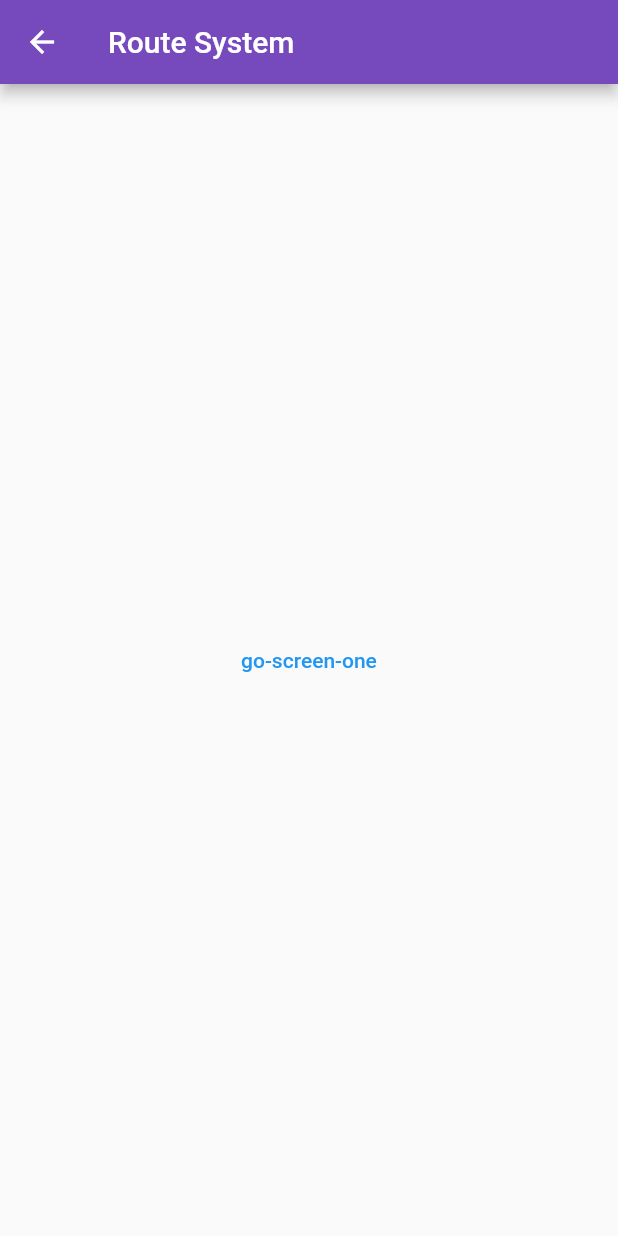
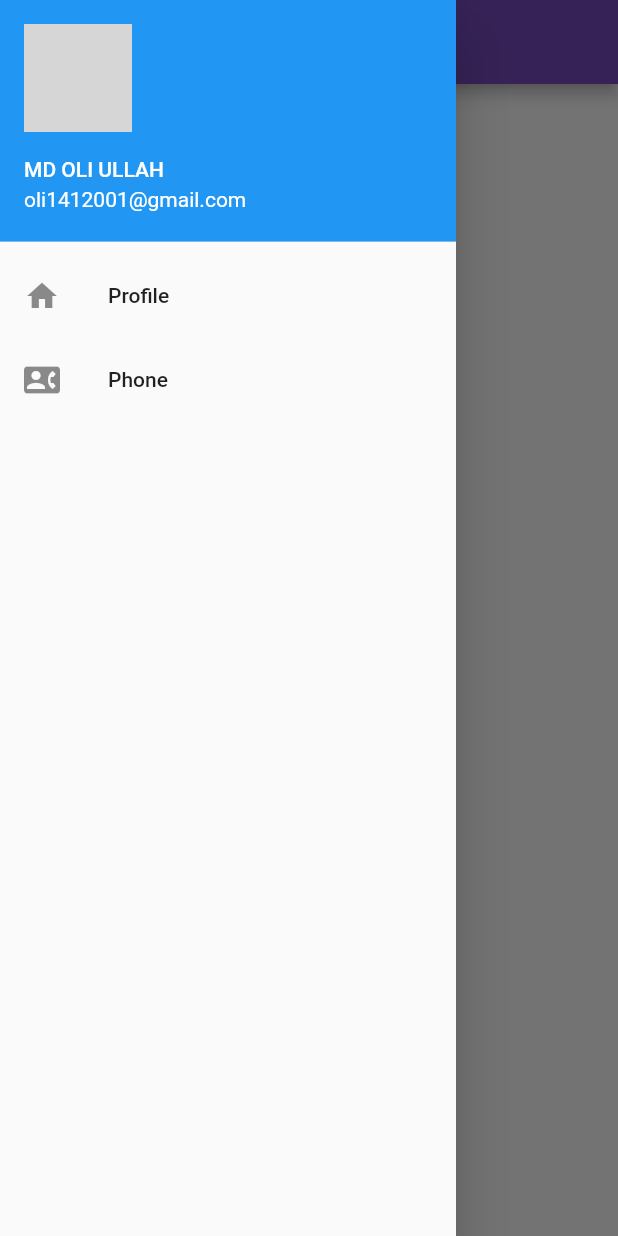
Before and after one commit to Taiyob/Flutter, a Flutter app: the ScreenOne screen opened directly, with the side drawer open (before the commit the screen has no drawer), on a phone screen of 412 x 824 dp. Run offline on Flutter 3.47's test engine with Material 2 defaults, Android fonts, the phone set to English and light mode, and no system bars; our stand-ins replace curved_navigation_bar, font_awesome_flutter, shared_preferences; accounts and stored records are empty; network calls fail; grey boxes are pictures that could not be loaded.

Commit message:
extra knowledge

```diff
--- a/lib/route/mainScreen.dart
+++ b/lib/route/mainScreen.dart
@@ -1,9 +1,11 @@
 import 'package:flutter/material.dart';
 import 'package:flutter_basics/route/screenOne.dart';
+import 'package:flutter_basics/route/screenThree.dart';
 import 'package:flutter_basics/route/screenTwo.dart';
 
 
 void main(){
+  print('main');
   runApp(ScreenApp());
 }
 
@@ -17,10 +19,11 @@ class ScreenApp extends StatelessWidget {
       theme: ThemeData(
         primarySwatch: Colors.blue,
       ),
-      initialRoute: ScreenTwo.id,
+      initialRoute: ScreenOne.id,
       routes: {
         ScreenOne.id:(context)=>ScreenOne(),
         ScreenTwo.id:(context)=>ScreenTwo(),
+        ScreenThree.id:(context)=>ScreenThree(),
       },
     );
   }
--- a/lib/route/screenOne.dart
+++ b/lib/route/screenOne.dart
@@ -1,4 +1,5 @@
 import 'package:flutter/material.dart';
+import 'package:flutter_basics/route/screenTwo.dart';
 
 class ScreenOne extends StatefulWidget {
   static const String id = 'screen_one';
@@ -9,20 +10,51 @@ class ScreenOne extends StatefulWidget {
 }
 
 class _ScreenOneState extends State<ScreenOne> {
+  var count = 0;
   @override
   Widget build(BuildContext context) {
+    print('counter: ${count++}');
     return Scaffold(
       appBar: AppBar(
-        title: Text('Route System'),
+        title: Text('Route System(screen-one)',style: TextStyle(fontFamily: 'Pacifico'),),
         backgroundColor: Color(0xff764abc),
+      ),
+      drawer: Drawer(
+        child: ListView(
+          children: [
+            const UserAccountsDrawerHeader(
+                currentAccountPicture: CircleAvatar(
+                  backgroundImage: NetworkImage('https://media.licdn.com/media/AAYQAQSOAAgAAQAAAAAAAB-zrMZEDXI2T62PSuT6kpB6qg.png'),
+                ),
+                accountName: Text('MD OLI ULLAH '),
+                accountEmail: Text('oli1412001@gmail.com'),
+            ),
+            ListTile(
+              leading: const Icon(Icons.home),
+              title: const Text('Profile'),
+              onTap: (){
+                Navigator.pushNamed(context, ScreenTwo.id);
+              },
+            ),
+            ListTile(
+              leading: const Icon(Icons.contact_phone),
+              title: const Text('Phone'),
+              onTap: (){
+                Navigator.pushNamed(context, ScreenOne.id);
+              },
+            ),
+          ],
+        ),
       ),
       body: Center(
         child: Column(
           mainAxisAlignment: MainAxisAlignment.center,
           children: [
             TextButton(onPressed: (){
-              Navigator.pop(context);
-            }, child: Text('go-screen-one')),
+                  //Navigator.pop(context);
+              Navigator.pushNamed(context, ScreenTwo.id);
+              }, child: const Text('go-screen-two'),
+            ),
           ],
         ),
       ),
--- a/lib/route/screenTwo.dart
+++ b/lib/route/screenTwo.dart
@@ -1,5 +1,6 @@
 import 'package:flutter/material.dart';
 import 'package:flutter_basics/route/screenOne.dart';
+import 'package:flutter_basics/route/screenThree.dart';
 
 class ScreenTwo extends StatefulWidget {
   static const String id = 'screen_two';
@@ -14,7 +15,7 @@ class _ScreenTwoState extends State<ScreenTwo> {
   Widget build(BuildContext context) {
     return Scaffold(
       appBar: AppBar(
-        title: Text('Route System'),
+        title: Text('Route System(screen-two)'),
         backgroundColor: Color(0xff764abc),
       ),
       body: Center(
@@ -23,9 +24,9 @@ class _ScreenTwoState extends State<ScreenTwo> {
           crossAxisAlignment: CrossAxisAlignment.center,
           children: [
             TextButton(onPressed: (){
-              Navigator.pushNamed(context, ScreenOne.id);
-              //Navigator.push(context, MaterialPageRoute(builder: (context)=>ScreenOne()));
-            }, child: Text('go-screen-two')),
+                Navigator.pushNamed(context, ScreenThree.id);
+                //Navigator.push(context, MaterialPageRoute(builder: (context)=>ScreenOne()));
+              }, child: Text('go-screen-three')),
           ],
         ),
       ),
--- a/pubspec.yaml
+++ b/pubspec.yaml
@@ -79,10 +79,10 @@ flutter:
   # list giving the asset and other descriptors for the font. For
   # example:
   fonts:
-    - family: FontMain
+    - family: Pacifico
       fonts:
-        - asset: assets/fonts/TiltPrism-Regular-VariableFont_XROT,YROT.ttf
-  #       - asset: fonts/Schyler-Italic.ttf
+  #      - asset: assets/fonts/TiltPrism-Regular-VariableFont_XROT,YROT.ttf
+         - asset: assets/fonts/Pacifico-Regular.ttf
   #         style: italic
   #   - family: Trajan Pro
   #     fonts:
```
Also changed, not shown: lib/route/screenThree.dart (added, +42 -0 lines), lib/widgets/alertDialog.dart (added, +15 -0 lines), assets/fonts/Pacifico-Regular.ttf (added).
